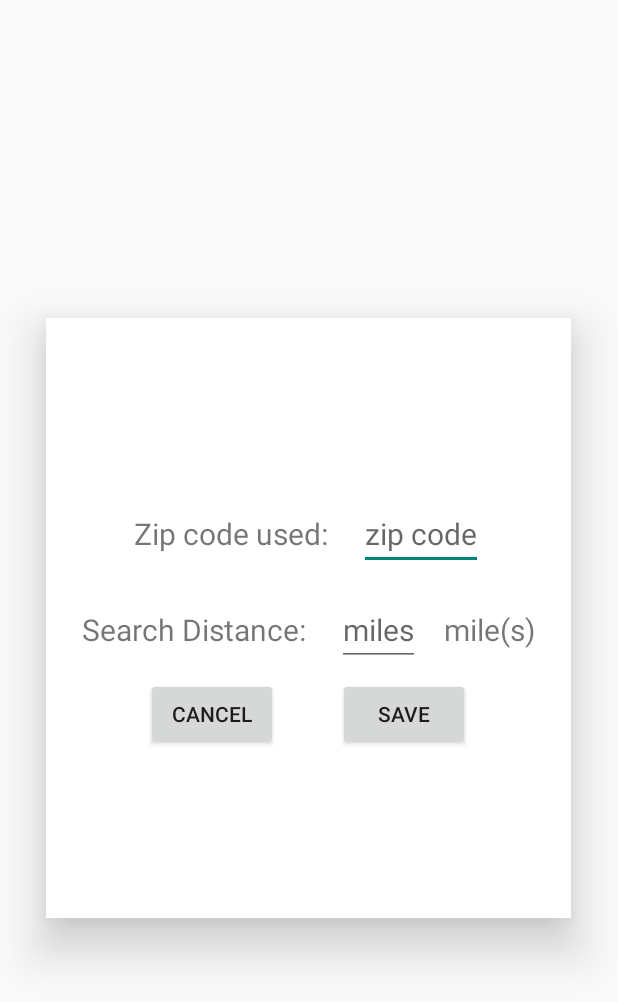
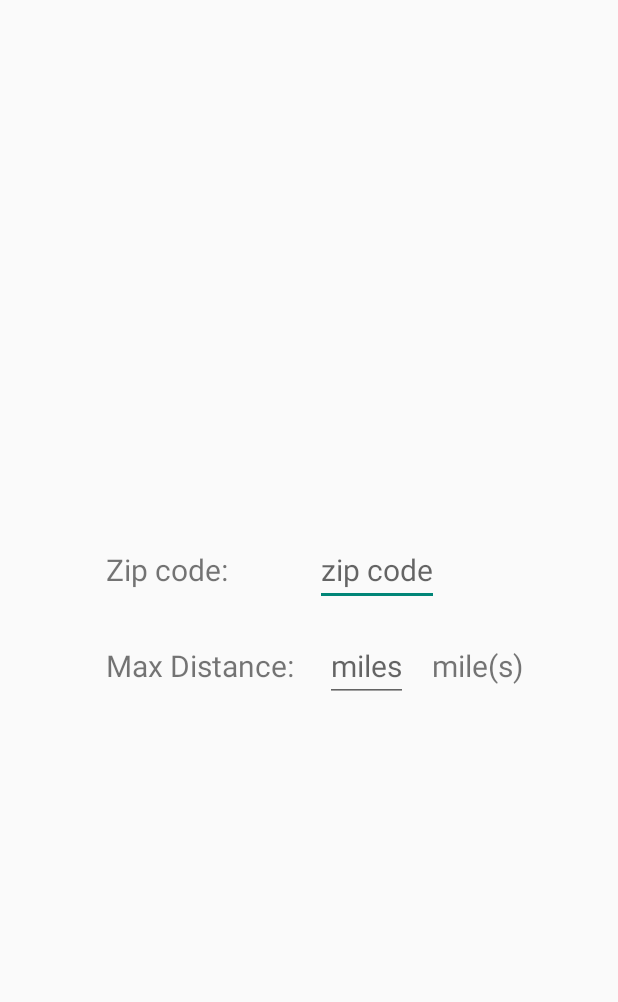
Before and after one commit to Marunizer/MyApplication, an Android app: the layout location_dialog_frag.xml on its own in the app's theme, with its tools: preview values and no code run, on a phone screen of 412 x 824 dp. Shown: the top 1002 px of the screen. Run offline under Robolectric (Android 15) with nearby library versions, the light colour scheme and no system bars.

Commit message:
I made the Alert Dialog for changing settings pretty (-: and cleaner code

```diff
--- a/app/src/main/AndroidManifest.xml
+++ b/app/src/main/AndroidManifest.xml
@@ -64,7 +64,7 @@
         <activity
             android:name="sadappp.myapplication.model3D.view.RestaurantViewActivity"
             android:label="@string/title_activity_model"
-            android:parentActivityName="sadappp.myapplication.model3D.MainActivity" >
+            android:parentActivityName="sadappp.myapplication.model3D.MainActivity">
         </activity>
 
         <service android:name="com.amazonaws.mobileconnectors.s3.transferutility.TransferService"
--- a/app/src/main/java/sadappp/myapplication/model3D/util/LocationHelper.java
+++ b/app/src/main/java/sadappp/myapplication/model3D/util/LocationHelper.java
@@ -55,6 +55,7 @@ public final class LocationHelper {
         //Maybe do all of this within the LocationHelper instead, just pass in the zip
         final Geocoder geocoder = new Geocoder(context);
 
+        //TODO: This sometimes times out, gotta make it try again :) Consider putting in a thread
             List<Address> addresses = geocoder.getFromLocationName(zipcode, 1);
             if (addresses != null && !addresses.isEmpty()) {
                 Address address = addresses.get(0);
--- a/app/src/main/java/sadappp/myapplication/model3D/view/ModelSurfaceView.java
+++ b/app/src/main/java/sadappp/myapplication/model3D/view/ModelSurfaceView.java
@@ -25,7 +25,7 @@ public class ModelSurfaceView extends GLSurfaceView {
 
 		// Render the view only when there is a change in the drawing data
 		// TODO: enable this again
-		// setRenderMode(GLSurfaceView.RENDERMODE_WHEN_DIRTY);
+		 //setRenderMode(GLSurfaceView.RENDERMODE_WHEN_DIRTY);
 
 		touchHandler = new TouchController(this, mRenderer);
 	}
--- a/app/src/main/res/layout/location_dialog_frag.xml
+++ b/app/src/main/res/layout/location_dialog_frag.xml
@@ -1,22 +1,24 @@
 <?xml version="1.0" encoding="utf-8"?>
 <LinearLayout xmlns:android="http://schemas.android.com/apk/res/android"
-    android:orientation="vertical" android:layout_width="350dp"
-    android:layout_height="400dp"
+    android:orientation="vertical"
+    android:layout_width="wrap_content"
+    android:layout_height="wrap_content"
     android:gravity="center"
     android:layout_gravity="center"
-    android:background="@color/cardview_light_background"
-    android:elevation="20dp"
     >
+
+    <!--android:background="@color/cardview_light_background"-->
+    <!--android:elevation="20dp"-->
 
     <LinearLayout
         android:layout_width="match_parent"
         android:layout_height="wrap_content"
-        android:gravity="center"
+        android:layout_marginLeft="4dp"
         >
     <TextView
         android:layout_width="wrap_content"
         android:layout_height="wrap_content"
-        android:text="Zip code used: "
+        android:text="Zip code:         "
 
         android:layout_margin="8dp"
         android:textSize="20sp"/>
@@ -38,13 +40,13 @@
     <LinearLayout
         android:layout_width="match_parent"
         android:layout_height="wrap_content"
-        android:gravity="center"
+        android:layout_marginLeft="4dp"
         >
 
     <TextView
         android:layout_width="wrap_content"
         android:layout_height="wrap_content"
-        android:text="Search Distance: "
+        android:text="Max Distance: "
         android:layout_margin="8dp"
         android:textSize="20sp"/>
 
@@ -70,28 +72,28 @@
 
 </LinearLayout>
 
-    <LinearLayout
-        android:layout_width="match_parent"
-        android:layout_height="wrap_content"
-        android:orientation="horizontal"
-        android:gravity="center">
+    <!--<LinearLayout-->
+        <!--android:layout_width="match_parent"-->
+        <!--android:layout_height="wrap_content"-->
+        <!--android:orientation="horizontal"-->
+        <!--android:gravity="center">-->
 
-        <Button
-            android:id="@+id/cancel_butt"
-            android:layout_width="wrap_content"
-            android:layout_height="wrap_content"
-            android:layout_gravity="center"
-            android:layout_marginRight="20dp"
-            android:text="@string/cancel"/>
+        <!--<Button-->
+            <!--android:id="@+id/cancel_butt"-->
+            <!--android:layout_width="wrap_content"-->
+            <!--android:layout_height="wrap_content"-->
+            <!--android:layout_gravity="center"-->
+            <!--android:layout_marginRight="20dp"-->
+            <!--android:text="@string/cancel"/>-->
 
-    <Button
-        android:id="@+id/submit_butt"
-        android:layout_width="wrap_content"
-        android:layout_height="wrap_content"
-        android:layout_gravity="center"
-        android:layout_marginLeft="20dp"
-        android:text="Save" />
+    <!--<Button-->
+        <!--android:id="@+id/submit_butt"-->
+        <!--android:layout_width="wrap_content"-->
+        <!--android:layout_height="wrap_content"-->
+        <!--android:layout_gravity="center"-->
+        <!--android:layout_marginLeft="20dp"-->
+        <!--android:text="Save" />-->
 
-    </LinearLayout>
+    <!--</LinearLayout>-->
 
 </LinearLayout>
```
Also changed, not shown: app/src/main/java/sadappp/myapplication/model3D/MainActivity.java (+0 -9 lines), app/src/main/java/sadappp/myapplication/model3D/view/LocationDialogFragment.java (+62 -54 lines), app/src/main/java/sadappp/myapplication/model3D/view/RestaurantViewActivity.java (+11 -15 lines).
